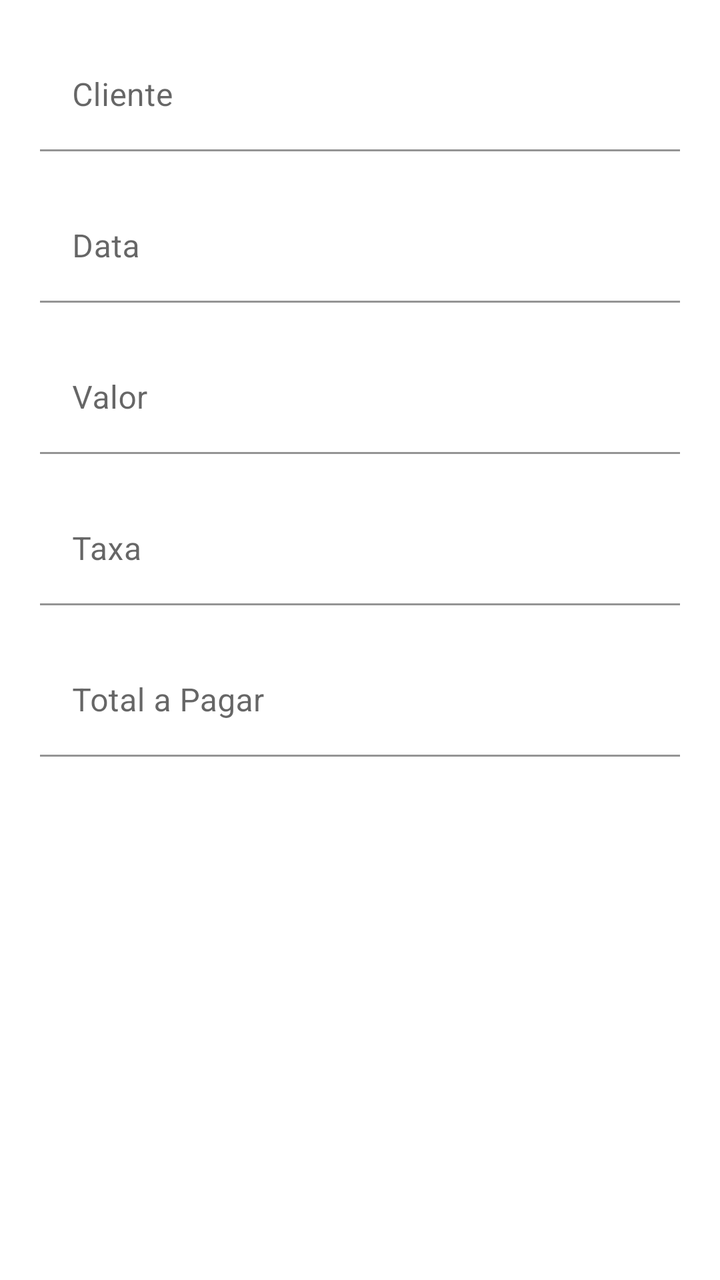
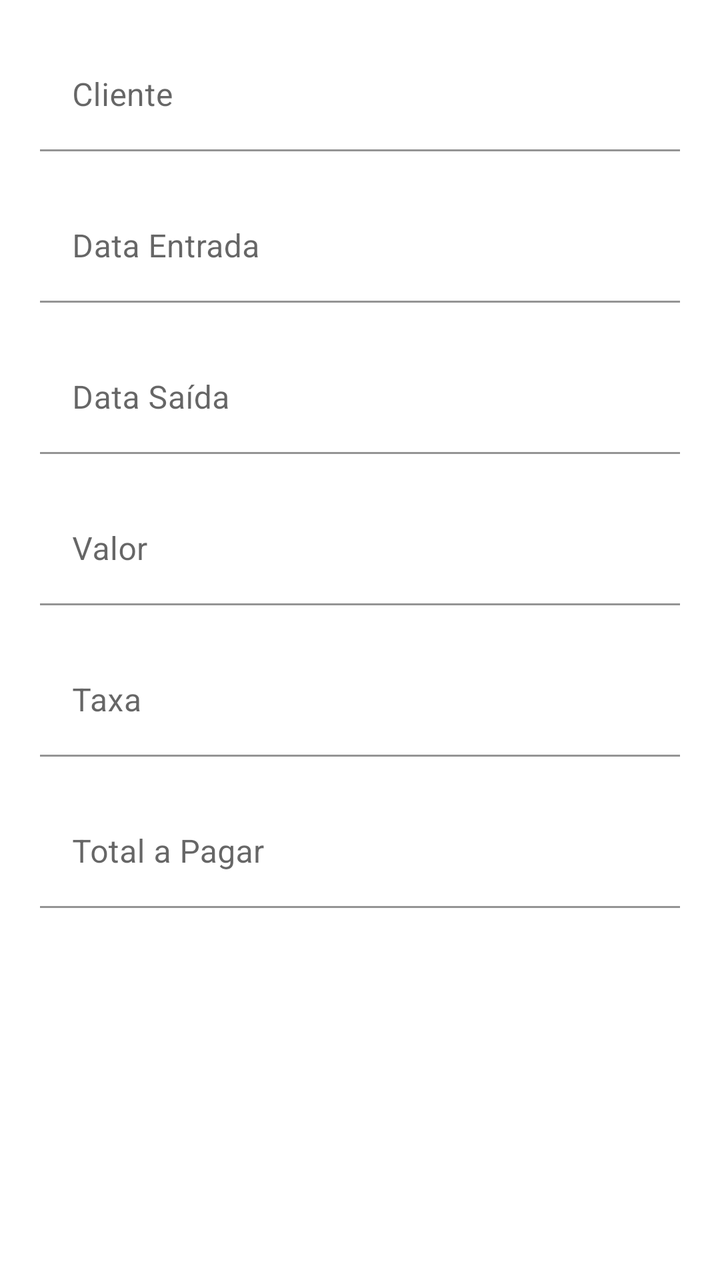

Screens rendered from an Android XML layout before and after an edit, with the pre-edit source and the edit as a unified diff.
<!-- AndroidManifest.xml: application theme Theme.NowPoupe -->
<!-- res/layout/content_add_edit.xml -->
<?xml version="1.0" encoding="utf-8"?>
<androidx.constraintlayout.widget.ConstraintLayout xmlns:android="http://schemas.android.com/apk/res/android"
    xmlns:app="http://schemas.android.com/apk/res-auto"
    android:layout_width="match_parent"
    android:layout_height="match_parent"
    xmlns:tools="http://schemas.android.com/tools"
    app:layout_behavior="@string/appbar_scrolling_view_behavior">

    <com.google.android.material.textfield.TextInputLayout
        android:id="@+id/textInputLayout6"
        android:layout_width="0dp"
        android:layout_height="wrap_content"
        android:layout_marginStart="20dp"
        android:layout_marginTop="20dp"
        android:layout_marginEnd="20dp"
        app:layout_constraintEnd_toEndOf="parent"
        app:layout_constraintStart_toStartOf="parent"
        app:layout_constraintTop_toTopOf="parent">

        <com.google.android.material.textfield.TextInputEditText
            android:id="@+id/clienteText"
            android:layout_width="match_parent"
            android:layout_height="wrap_content"
            android:background="@color/white"
            android:hint="Cliente"
            android:inputType="text"
            tools:ignore="TouchTargetSizeCheck" />
    </com.google.android.material.textfield.TextInputLayout>

    <com.google.android.material.textfield.TextInputLayout
        android:id="@+id/textInputLayout8"
        android:layout_width="0dp"
        android:layout_height="wrap_content"
        android:layout_marginStart="20dp"
        android:layout_marginTop="20dp"
        android:layout_marginEnd="20dp"
        app:layout_constraintEnd_toEndOf="parent"
        app:layout_constraintStart_toStartOf="parent"
        app:layout_constraintTop_toBottomOf="@+id/textInputLayout6">

        <com.google.android.material.textfield.TextInputEditText
            android:id="@+id/dataText"
            android:layout_width="match_parent"
            android:layout_height="wrap_content"
            android:background="@color/white"
            android:hint="Data"
            android:inputType="date"
            tools:ignore="TouchTargetSizeCheck" />
    </com.google.android.material.textfield.TextInputLayout>

    <com.google.android.material.textfield.TextInputLayout
        android:id="@+id/textInputLayout9"
        android:layout_width="0dp"
        android:layout_height="wrap_content"
        android:layout_marginStart="20dp"
        android:layout_marginTop="20dp"
        android:layout_marginEnd="20dp"
        app:layout_constraintEnd_toEndOf="parent"
        app:layout_constraintStart_toStartOf="parent"
        app:layout_constraintTop_toBottomOf="@+id/textInputLayout8">

        <com.google.android.material.textfield.TextInputEditText
            android:id="@+id/valorText"
            android:layout_width="match_parent"
            android:layout_height="wrap_content"
            android:background="@color/white"
            android:hint="Valor"
            android:inputType="numberDecimal" />
    </com.google.android.material.textfield.TextInputLayout>

    <com.google.android.material.textfield.TextInputLayout
        android:id="@+id/textInputLayout10"
        android:layout_width="0dp"
        android:layout_height="wrap_content"
        android:layout_marginStart="20dp"
        android:layout_marginTop="20dp"
        android:layout_marginEnd="20dp"
        app:layout_constraintEnd_toEndOf="parent"
        app:layout_constraintStart_toStartOf="parent"
        app:layout_constraintTop_toBottomOf="@+id/textInputLayout9">

        <com.google.android.material.textfield.TextInputEditText
            android:id="@+id/textTaxa"
            android:layout_width="match_parent"
            android:layout_height="wrap_content"
            android:background="@color/white"
            android:hint="Taxa"
            android:inputType="numberDecimal" />
    </com.google.android.material.textfield.TextInputLayout>

    <com.google.android.material.textfield.TextInputLayout
        android:layout_width="0dp"
        android:layout_height="wrap_content"
        android:layout_marginStart="20dp"
        android:layout_marginTop="20dp"
        android:layout_marginEnd="20dp"
        app:layout_constraintEnd_toEndOf="parent"
        app:layout_constraintStart_toStartOf="parent"
        app:layout_constraintTop_toBottomOf="@+id/textInputLayout10">

        <com.google.android.material.textfield.TextInputEditText
            android:id="@+id/totalAPagarText"
            android:layout_width="match_parent"
            android:layout_height="wrap_content"
            android:background="@color/white"
            android:hint="Total a Pagar"
            android:inputType="numberDecimal" />
    </com.google.android.material.textfield.TextInputLayout>

</androidx.constraintlayout.widget.ConstraintLayout>
<!-- resources referenced by this layout -->
<resources>
  <color name="white">#FFFFFFFF</color>
  <style name="Theme.NowPoupe" parent="Theme.MaterialComponents.Light.NoActionBar">
          
          <item name="colorPrimary">@color/purple_500</item>
          <item name="colorPrimaryVariant">@color/purple_700</item>
          <item name="colorOnPrimary">@color/white</item>
          
          <item name="colorSecondary">@color/teal_200</item>
          <item name="colorSecondaryVariant">@color/teal_700</item>
          <item name="colorOnSecondary">@color/black</item>
          
          <item name="android:statusBarColor">?attr/colorPrimaryVariant</item>
          
      </style>
  <color name="purple_500">#025A40</color>
  <color name="purple_700">#004732</color>
  <color name="teal_200">#FF03DAC5</color>
  <color name="teal_700">#FF018786</color>
  <color name="black">#FF000000</color>
</resources>

<!-- the commit's change to res/layout/content_add_edit.xml (unified diff, before → after) -->
@@ -43,8 +43,8 @@
             android:layout_width="match_parent"
             android:layout_height="wrap_content"
             android:background="@color/white"
-            android:hint="Data"
-            android:inputType="date"
+            android:hint="Data Entrada"
+            android:inputType="datetime|date"
             tools:ignore="TouchTargetSizeCheck" />
     </com.google.android.material.textfield.TextInputLayout>
 
@@ -56,8 +56,9 @@
         android:layout_marginTop="20dp"
         android:layout_marginEnd="20dp"
         app:layout_constraintEnd_toEndOf="parent"
+        app:layout_constraintHorizontal_bias="0.0"
         app:layout_constraintStart_toStartOf="parent"
-        app:layout_constraintTop_toBottomOf="@+id/textInputLayout8">
+        app:layout_constraintTop_toBottomOf="@+id/textInputLayout">
 
         <com.google.android.material.textfield.TextInputEditText
             android:id="@+id/valorText"
@@ -107,4 +108,26 @@
             android:inputType="numberDecimal" />
     </com.google.android.material.textfield.TextInputLayout>
 
+    <com.google.android.material.textfield.TextInputLayout
+        android:id="@+id/textInputLayout"
+        android:layout_width="0dp"
+        android:layout_height="wrap_content"
+        android:layout_marginStart="20dp"
+        android:layout_marginTop="20dp"
+        android:layout_marginEnd="20dp"
+        app:layout_constraintEnd_toEndOf="parent"
+        app:layout_constraintStart_toStartOf="parent"
+        app:layout_constraintTop_toBottomOf="@+id/textInputLayout8">
+
+        <com.google.android.material.textfield.TextInputEditText
+            android:id="@+id/data_saidaInput"
+            android:layout_width="match_parent"
+            android:layout_height="match_parent"
+            android:background="#FFFFFF"
+            android:hint="Data Saída"
+            android:inputType="datetime|date" />
+    </com.google.android.material.textfield.TextInputLayout>
+
+
+
 </androidx.constraintlayout.widget.ConstraintLayout>
